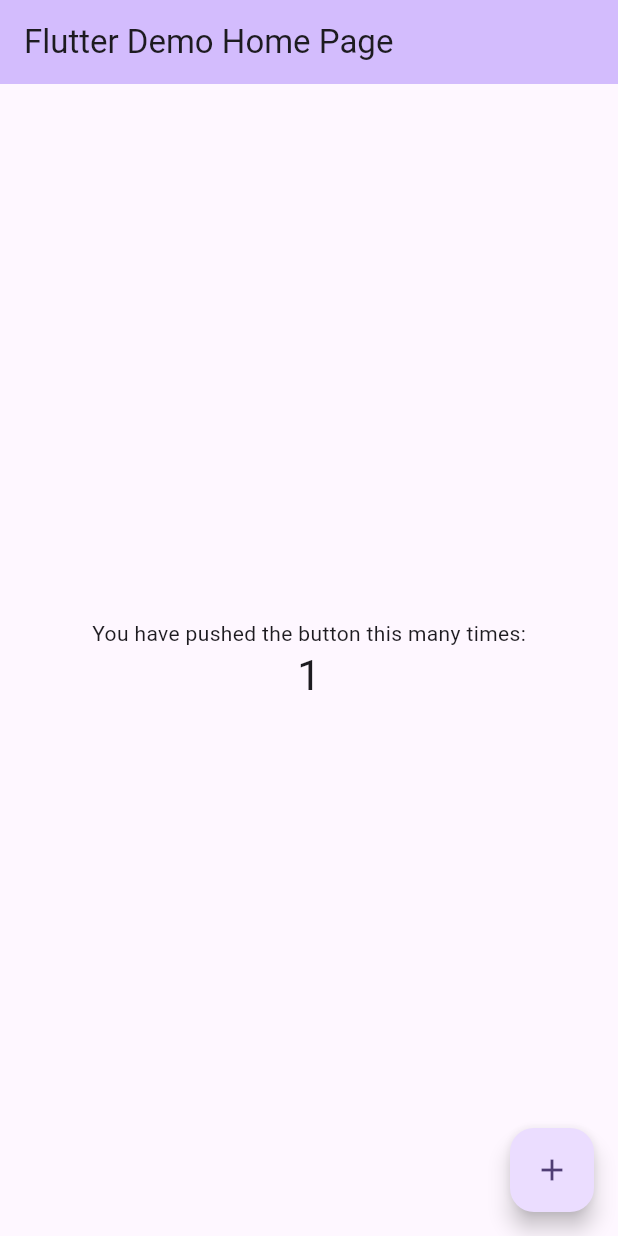
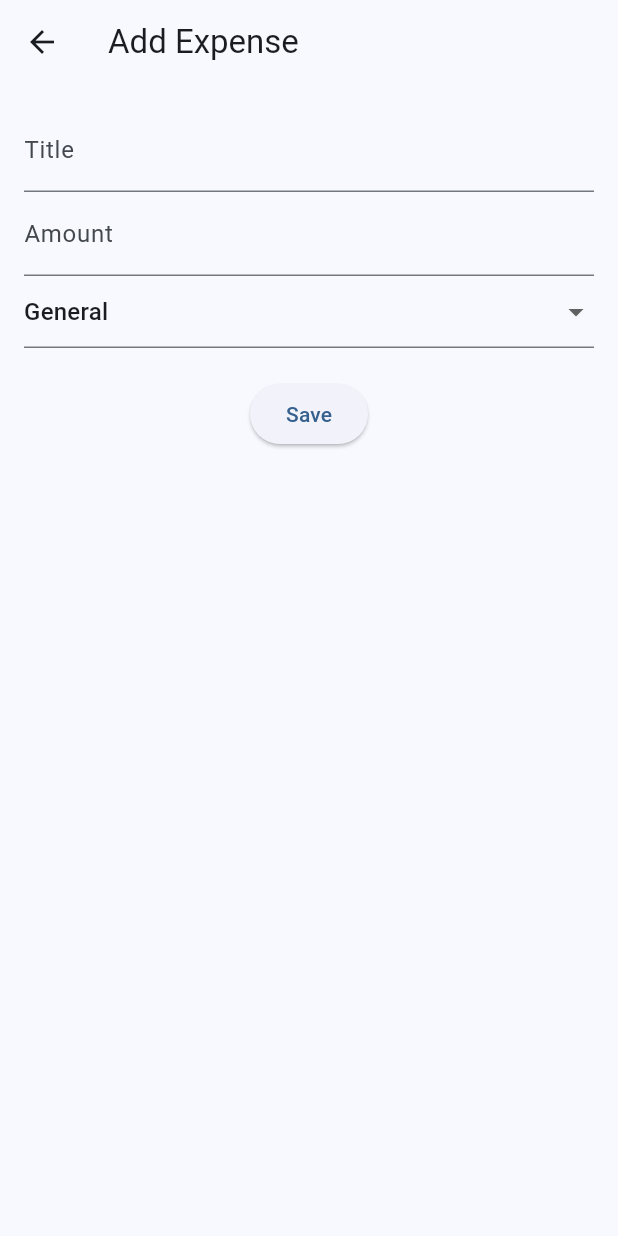
Before and after one commit to Nishanmajhi01/expenses_tracker, a Flutter app: the screen it shows after launch, after a tap on the "add" icon, on a phone screen of 412 x 824 dp. Run offline on Flutter 3.47's test engine with Material 3 defaults, Android fonts, the phone set to English and light mode, and no system bars; our stand-ins replace sqflite; accounts and stored records are empty.

Commit message:
Initial commit

```diff
--- a/lib/main.dart
+++ b/lib/main.dart
@@ -1,122 +1,29 @@
 import 'package:flutter/material.dart';
+import 'package:provider/provider.dart';
+import 'providers/expense_provider.dart';
+import 'screens/home_screen.dart';
 
 void main() {
-  runApp(const MyApp());
+  runApp(
+    ChangeNotifierProvider(
+      create: (context) => ExpenseProvider()..fetchExpenses(),
+      child: const ExpensesApp(),
+    ),
+  );
 }
 
-class MyApp extends StatelessWidget {
-  const MyApp({super.key});
+class ExpensesApp extends StatelessWidget {
+  const ExpensesApp({super.key});
 
-  // This widget is the root of your application.
   @override
   Widget build(BuildContext context) {
     return MaterialApp(
-      title: 'Flutter Demo',
+      title: 'Expenses Tracker',
       theme: ThemeData(
-        // This is the theme of your application.
-        //
-        // TRY THIS: Try running your application with "flutter run". You'll see
-        // the application has a purple toolbar. Then, without quitting the app,
-        // try changing the seedColor in the colorScheme below to Colors.green
-        // and then invoke "hot reload" (save your changes or press the "hot
-        // reload" button in a Flutter-supported IDE, or press "r" if you used
-        // the command line to start the app).
-        //
-        // Notice that the counter didn't reset back to zero; the application
-        // state is not lost during the reload. To reset the state, use hot
-        // restart instead.
-        //
-        // This works for code too, not just values: Most code changes can be
-        // tested with just a hot reload.
-        colorScheme: ColorScheme.fromSeed(seedColor: Colors.deepPurple),
+        colorScheme: ColorScheme.fromSeed(seedColor: Colors.blue),
+        useMaterial3: true,
       ),
-      home: const MyHomePage(title: 'Flutter Demo Home Page'),
+      home: const HomeScreen(),
     );
   }
 }
-
-class MyHomePage extends StatefulWidget {
-  const MyHomePage({super.key, required this.title});
-
-  // This widget is the home page of your application. It is stateful, meaning
-  // that it has a State object (defined below) that contains fields that affect
-  // how it looks.
-
-  // This class is the configuration for the state. It holds the values (in this
-  // case the title) provided by the parent (in this case the App widget) and
-  // used by the build method of the State. Fields in a Widget subclass are
-  // always marked "final".
-
-  final String title;
-
-  @override
-  State<MyHomePage> createState() => _MyHomePageState();
-}
-
-class _MyHomePageState extends State<MyHomePage> {
-  int _counter = 0;
-
-  void _incrementCounter() {
-    setState(() {
-      // This call to setState tells the Flutter framework that something has
-      // changed in this State, which causes it to rerun the build method below
-      // so that the display can reflect the updated values. If we changed
-      // _counter without calling setState(), then the build method would not be
-      // called again, and so nothing would appear to happen.
-      _counter++;
-    });
-  }
-
-  @override
-  Widget build(BuildContext context) {
-    // This method is rerun every time setState is called, for instance as done
-    // by the _incrementCounter method above.
-    //
-    // The Flutter framework has been optimized to make rerunning build methods
-    // fast, so that you can just rebuild anything that needs updating rather
-    // than having to individually change instances of widgets.
-    return Scaffold(
-      appBar: AppBar(
-        // TRY THIS: Try changing the color here to a specific color (to
-        // Colors.amber, perhaps?) and trigger a hot reload to see the AppBar
-        // change color while the other colors stay the same.
-        backgroundColor: Theme.of(context).colorScheme.inversePrimary,
-        // Here we take the value from the MyHomePage object that was created by
-        // the App.build method, and use it to set our appbar title.
-        title: Text(widget.title),
-      ),
-      body: Center(
-        // Center is a layout widget. It takes a single child and positions it
-        // in the middle of the parent.
-        child: Column(
-          // Column is also a layout widget. It takes a list of children and
-          // arranges them vertically. By default, it sizes itself to fit its
-          // children horizontally, and tries to be as tall as its parent.
-          //
-          // Column has various properties to control how it sizes itself and
-          // how it positions its children. Here we use mainAxisAlignment to
-          // center the children vertically; the main axis here is the vertical
-          // axis because Columns are vertical (the cross axis would be
-          // horizontal).
-          //
-          // TRY THIS: Invoke "debug painting" (choose the "Toggle Debug Paint"
-          // action in the IDE, or press "p" in the console), to see the
-          // wireframe for each widget.
-          mainAxisAlignment: MainAxisAlignment.center,
-          children: <Widget>[
-            const Text('You have pushed the button this many times:'),
-            Text(
-              '$_counter',
-              style: Theme.of(context).textTheme.headlineMedium,
-            ),
-          ],
-        ),
-      ),
-      floatingActionButton: FloatingActionButton(
-        onPressed: _incrementCounter,
-        tooltip: 'Increment',
-        child: const Icon(Icons.add),
-      ), // This trailing comma makes auto-formatting nicer for build methods.
-    );
-  }
-}
--- /dev/null
+++ b/lib/models/expenses.dart
@@ -0,0 +1,35 @@
+class Expense {
+  final int? id;
+  final String title;
+  final double amount;
+  final String category;
+  final DateTime date;
+
+  Expense({
+    this.id,
+    required this.title,
+    required this.amount,
+    required this.category,
+    required this.date,
+  });
+
+  Map<String, dynamic> toMap() {
+    return {
+      'id': id,
+      'title': title,
+      'amount': amount,
+      'category': category,
+      'date': date.toIso8601String(),
+    };
+  }
+
+  factory Expense.fromMap(Map<String, dynamic> map) {
+    return Expense(
+      id: map['id'],
+      title: map['title'],
+      amount: map['amount'],
+      category: map['category'],
+      date: DateTime.parse(map['date']),
+    );
+  }
+}
--- /dev/null
+++ b/lib/providers/expense_provider.dart
@@ -0,0 +1,23 @@
+import 'package:flutter/material.dart';
+import '../models/expenses.dart';
+import '../services/db_service.dart';
+
+class ExpenseProvider with ChangeNotifier {
+  List<Expense> _expenses = [];
+  List<Expense> get expenses => _expenses;
+
+  Future<void> fetchExpenses() async {
+    _expenses = await DBService().getExpenses();
+    notifyListeners();
+  }
+
+  Future<void> addExpense(Expense expense) async {
+    await DBService().insertExpense(expense);
+    await fetchExpenses();
+  }
+
+  Future<void> deleteExpense(int id) async {
+    await DBService().deleteExpense(id);
+    await fetchExpenses();
+  }
+}
--- /dev/null
+++ b/lib/screens/add_expense_screen.dart
@@ -0,0 +1,73 @@
+import 'package:flutter/material.dart';
+import 'package:provider/provider.dart';
+import '../models/expenses.dart';
+import '../providers/expense_provider.dart';
+
+class AddExpenseScreen extends StatefulWidget {
+  const AddExpenseScreen({super.key});
+
+  @override
+  State<AddExpenseScreen> createState() => _AddExpenseScreenState();
+}
+
+class _AddExpenseScreenState extends State<AddExpenseScreen> {
+  final _formKey = GlobalKey<FormState>();
+  String _title = "";
+  double _amount = 0.0;
+  String _category = "General";
+
+  @override
+  Widget build(BuildContext context) {
+    return Scaffold(
+      appBar: AppBar(title: const Text("Add Expense")),
+      body: Padding(
+        padding: const EdgeInsets.all(16),
+        child: Form(
+          key: _formKey,
+          child: Column(
+            children: [
+              TextFormField(
+                decoration: const InputDecoration(labelText: "Title"),
+                validator: (value) =>
+                    value!.isEmpty ? "Enter a title" : null,
+                onSaved: (value) => _title = value!,
+              ),
+              TextFormField(
+                decoration: const InputDecoration(labelText: "Amount"),
+                keyboardType: TextInputType.number,
+                validator: (value) =>
+                    value!.isEmpty ? "Enter amount" : null,
+                onSaved: (value) => _amount = double.parse(value!),
+              ),
+              DropdownButtonFormField(
+                value: _category,
+                items: ["General", "Food", "Transport", "Shopping", "Bills"]
+                    .map((cat) =>
+                        DropdownMenuItem(value: cat, child: Text(cat)))
+                    .toList(),
+                onChanged: (val) => setState(() => _category = val!),
+              ),
+              const SizedBox(height: 20),
+              ElevatedButton(
+                onPressed: () {
+                  if (_formKey.currentState!.validate()) {
+                    _formKey.currentState!.save();
+                    final newExpense = Expense(
+                      title: _title,
+                      amount: _amount,
+                      category: _category,
+                      date: DateTime.now(),
+                    );
+                    context.read<ExpenseProvider>().addExpense(newExpense);
+                    Navigator.pop(context);
+                  }
+                },
+                child: const Text("Save"),
+              )
+            ],
+          ),
+        ),
+      ),
+    );
+  }
+}
--- /dev/null
+++ b/lib/screens/home_screen.dart
@@ -0,0 +1,30 @@
+import 'package:flutter/material.dart';
+import 'package:provider/provider.dart';
+import '../providers/expense_provider.dart';
+import '../widgets/expense_list.dart';
+import 'add_expense_screen.dart';
+
+class HomeScreen extends StatelessWidget {
+  const HomeScreen({super.key});
+
+  @override
+  Widget build(BuildContext context) {
+    final expenses = context.watch<ExpenseProvider>().expenses;
+
+    return Scaffold(
+      appBar: AppBar(title: const Text("Expenses Tracker")),
+      body: expenses.isEmpty
+          ? const Center(child: Text("No expenses yet!"))
+          : ExpenseList(expenses: expenses),
+      floatingActionButton: FloatingActionButton(
+        onPressed: () {
+          Navigator.push(
+            context,
+            MaterialPageRoute(builder: (_) => const AddExpenseScreen()),
+          );
+        },
+        child: const Icon(Icons.add),
+      ),
+    );
+  }
+}
--- /dev/null
+++ b/lib/services/db_service.dart
@@ -0,0 +1,53 @@
+import 'package:sqflite/sqflite.dart';
+import 'package:path/path.dart';
+import '../models/expenses.dart';
+
+class DBService {
+  static final DBService _instance = DBService._internal();
+  factory DBService() => _instance;
+  DBService._internal();
+
+  static Database? _db;
+
+  Future<Database> get database async {
+    if (_db != null) return _db!;
+    _db = await initDB();
+    return _db!;
+  }
+
+  Future<Database> initDB() async {
+    final path = join(await getDatabasesPath(), 'expenses.db');
+    return await openDatabase(
+      path,
+      version: 1,
+      onCreate: (db, version) async {
+        await db.execute('''
+          CREATE TABLE expenses(
+            id INTEGER PRIMARY KEY AUTOINCREMENT,
+            title TEXT,
+            amount REAL,
+            category TEXT,
+            date TEXT
+          )
+        ''');
+      },
+    );
+  }
+
+  Future<int> insertExpense(Expense expense) async {
+    final db = await database;
+    return await db.insert('expenses', expense.toMap(),
+        conflictAlgorithm: ConflictAlgorithm.replace);
+  }
+
+  Future<List<Expense>> getExpenses() async {
+    final db = await database;
+    final List<Map<String, dynamic>> maps = await db.query('expenses');
+    return List.generate(maps.length, (i) => Expense.fromMap(maps[i]));
+  }
+
+  Future<int> deleteExpense(int id) async {
+    final db = await database;
+    return await db.delete('expenses', where: 'id = ?', whereArgs: [id]);
+  }
+}
--- /dev/null
+++ b/lib/widgets/expense_item.dart
@@ -0,0 +1,26 @@
+import 'package:flutter/material.dart';
+import 'package:intl/intl.dart';
+import 'package:provider/provider.dart';
+import '../models/expenses.dart';
+import '../providers/expense_provider.dart';
+
+class ExpenseItem extends StatelessWidget {
+  final Expense expense;
+  const ExpenseItem({super.key, required this.expense});
+
+  @override
+  Widget build(BuildContext context) {
+    return Card(
+      margin: const EdgeInsets.symmetric(vertical: 5, horizontal: 10),
+      child: ListTile(
+        title: Text(expense.title),
+        subtitle: Text(
+            "${expense.category} • ${DateFormat.yMMMd().format(expense.date)}"),
+        trailing: Text("\$${expense.amount.toStringAsFixed(2)}"),
+        onLongPress: () {
+          context.read<ExpenseProvider>().deleteExpense(expense.id!);
+        },
+      ),
+    );
+  }
+}
--- /dev/null
+++ b/lib/widgets/expense_list.dart
@@ -0,0 +1,16 @@
+import 'package:flutter/material.dart';
+import '../models/expenses.dart';
+import 'expense_item.dart';
+
+class ExpenseList extends StatelessWidget {
+  final List<Expense> expenses;
+  const ExpenseList({super.key, required this.expenses});
+
+  @override
+  Widget build(BuildContext context) {
+    return ListView.builder(
+      itemCount: expenses.length,
+      itemBuilder: (context, i) => ExpenseItem(expense: expenses[i]),
+    );
+  }
+}
--- a/pubspec.yaml
+++ b/pubspec.yaml
@@ -30,6 +30,11 @@ environment:
 dependencies:
   flutter:
     sdk: flutter
+  provider: ^6.1.2
+  sqflite: ^2.3.3
+  path: ^1.9.0
+  intl: ^0.19.0
+  fl_chart: ^0.68.0
 
   # The following adds the Cupertino Icons font to your application.
   # Use with the CupertinoIcons class for iOS style icons.
```
Also changed, not shown: pubspec.lock, 1 other file.
